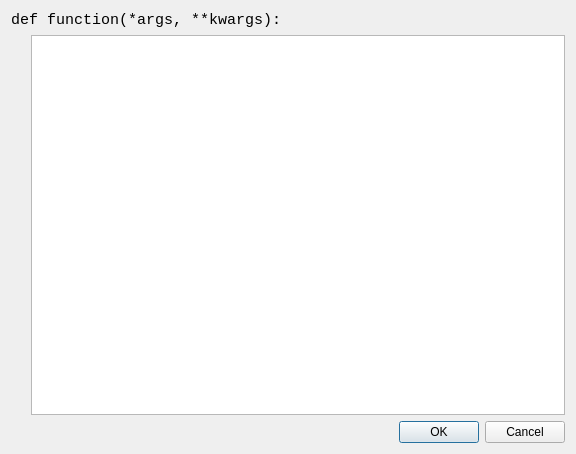
Old version of the form Gui/Code.ui in the repository matcom/simspider.
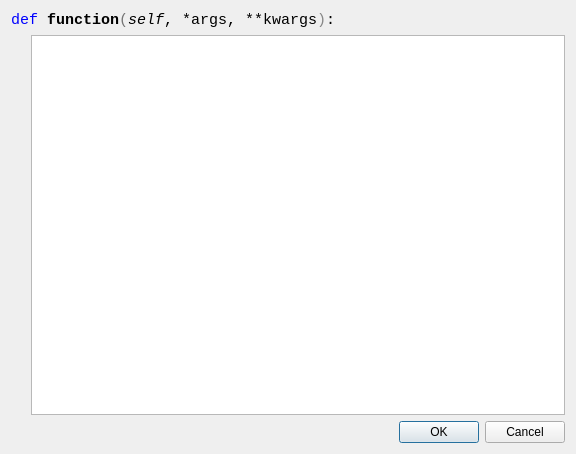
New version of the form.

What changed in the file:
```diff
--- a/Gui/Code.ui
+++ b/Gui/Code.ui
@@ -23,7 +23,11 @@
       </font>
      </property>
      <property name="text">
-      <string>def function(*args, **kwargs):</string>
+      <string>&lt;!DOCTYPE HTML PUBLIC &quot;-//W3C//DTD HTML 4.0//EN&quot; &quot;http://www.w3.org/TR/REC-html40/strict.dtd&quot;&gt;
+&lt;html&gt;&lt;head&gt;&lt;meta name=&quot;qrichtext&quot; content=&quot;1&quot; /&gt;&lt;style type=&quot;text/css&quot;&gt;
+p, li { white-space: pre-wrap; }
+&lt;/style&gt;&lt;/head&gt;&lt;body style=&quot; font-family:'Consolas'; font-size:11pt; font-weight:400; font-style:normal;&quot;&gt;
+&lt;p style=&quot; margin-top:0px; margin-bottom:0px; margin-left:0px; margin-right:0px; -qt-block-indent:0; text-indent:0px;&quot;&gt;&lt;span style=&quot; color:#0000ff;&quot;&gt;def&lt;/span&gt; &lt;span style=&quot; font-weight:600; color:#000000;&quot;&gt;function&lt;/span&gt;&lt;span style=&quot; color:#757575;&quot;&gt;(&lt;/span&gt;&lt;span style=&quot; font-style:italic; color:#000000;&quot;&gt;self&lt;/span&gt;, *args, **kwargs&lt;span style=&quot; color:#878787;&quot;&gt;)&lt;/span&gt;:&lt;/p&gt;&lt;/body&gt;&lt;/html&gt;</string>
      </property>
     </widget>
    </item>
```
